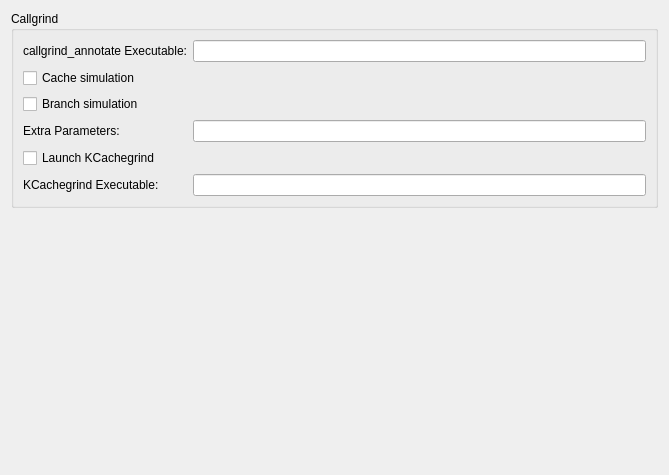
First picture: the form in tools/callgrind/configpage.ui, repository KDE/kdev-valgrind, before the edit.
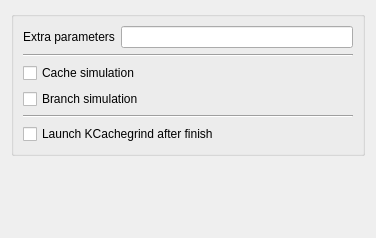
Second picture: the form after the edit.

Commit message: Remove executables settings from tools; UI cleanup

The edit to the form file:
```diff
--- a/tools/callgrind/configpage.ui
+++ b/tools/callgrind/configpage.ui
@@ -6,91 +6,11 @@
    <rect>
     <x>0</x>
     <y>0</y>
-    <width>669</width>
-    <height>475</height>
+    <width>376</width>
+    <height>238</height>
    </rect>
   </property>
   <layout class="QGridLayout" name="gridLayout_2">
-   <item row="0" column="0">
-    <widget class="QGroupBox" name="groupBox">
-     <property name="title">
-      <string>Callgrind</string>
-     </property>
-     <layout class="QGridLayout" name="gridLayout">
-      <item row="4" column="0">
-       <widget class="QCheckBox" name="branchSimulation">
-        <property name="text">
-         <string>Branch simulation</string>
-        </property>
-        <property name="checked">
-         <bool>false</bool>
-        </property>
-       </widget>
-      </item>
-      <item row="5" column="1">
-       <widget class="QLineEdit" name="callgrindParameters"/>
-      </item>
-      <item row="2" column="0">
-       <widget class="QLabel" name="label_3">
-        <property name="text">
-         <string>callgrind_annotate Executable:</string>
-        </property>
-       </widget>
-      </item>
-      <item row="5" column="0">
-       <widget class="QLabel" name="label_2">
-        <property name="text">
-         <string>Extra Parameters:</string>
-        </property>
-        <property name="textFormat">
-         <enum>Qt::AutoText</enum>
-        </property>
-       </widget>
-      </item>
-      <item row="7" column="0">
-       <widget class="QLabel" name="label">
-        <property name="text">
-         <string>KCachegrind Executable:</string>
-        </property>
-       </widget>
-      </item>
-      <item row="7" column="1">
-       <widget class="QLineEdit" name="KCachegrindExecutable">
-        <property name="enabled">
-         <bool>true</bool>
-        </property>
-        <property name="text">
-         <string/>
-        </property>
-       </widget>
-      </item>
-      <item row="6" column="0">
-       <widget class="QCheckBox" name="launchKCachegrind">
-        <property name="text">
-         <string>Launch KCachegrind</string>
-        </property>
-       </widget>
-      </item>
-      <item row="2" column="1">
-       <widget class="QLineEdit" name="CallgrindAnnotateExecutable">
-        <property name="text">
-         <string/>
-        </property>
-       </widget>
-      </item>
-      <item row="3" column="0">
-       <widget class="QCheckBox" name="cacheSimulation">
-        <property name="text">
-         <string>Cache simulation</string>
-        </property>
-        <property name="checked">
-         <bool>false</bool>
-        </property>
-       </widget>
-      </item>
-     </layout>
-    </widget>
-   </item>
    <item row="1" column="0">
     <spacer name="verticalSpacer">
      <property name="orientation">
@@ -104,6 +24,73 @@
      </property>
     </spacer>
    </item>
+   <item row="0" column="0">
+    <widget class="QGroupBox" name="groupBox_2">
+     <property name="title">
+      <string/>
+     </property>
+     <layout class="QVBoxLayout" name="verticalLayout_2">
+      <item>
+       <layout class="QHBoxLayout" name="horizontalLayout">
+        <item>
+         <widget class="QLabel" name="label_2">
+          <property name="text">
+           <string>Extra parameters</string>
+          </property>
+          <property name="textFormat">
+           <enum>Qt::AutoText</enum>
+          </property>
+         </widget>
+        </item>
+        <item>
+         <widget class="QLineEdit" name="callgrindParameters"/>
+        </item>
+       </layout>
+      </item>
+      <item>
+       <widget class="Line" name="line">
+        <property name="orientation">
+         <enum>Qt::Horizontal</enum>
+        </property>
+       </widget>
+      </item>
+      <item>
+       <widget class="QCheckBox" name="cacheSimulation">
+        <property name="text">
+         <string>Cache simulation</string>
+        </property>
+        <property name="checked">
+         <bool>false</bool>
+        </property>
+       </widget>
+      </item>
+      <item>
+       <widget class="QCheckBox" name="branchSimulation">
+        <property name="text">
+         <string>Branch simulation</string>
+        </property>
+        <property name="checked">
+         <bool>false</bool>
+        </property>
+       </widget>
+      </item>
+      <item>
+       <widget class="Line" name="line_2">
+        <property name="orientation">
+         <enum>Qt::Horizontal</enum>
+        </property>
+       </widget>
+      </item>
+      <item>
+       <widget class="QCheckBox" name="launchKCachegrind">
+        <property name="text">
+         <string>Launch KCachegrind after finish</string>
+        </property>
+       </widget>
+      </item>
+     </layout>
+    </widget>
+   </item>
   </layout>
  </widget>
  <resources/>
```
The commit also changes 8 other files.
